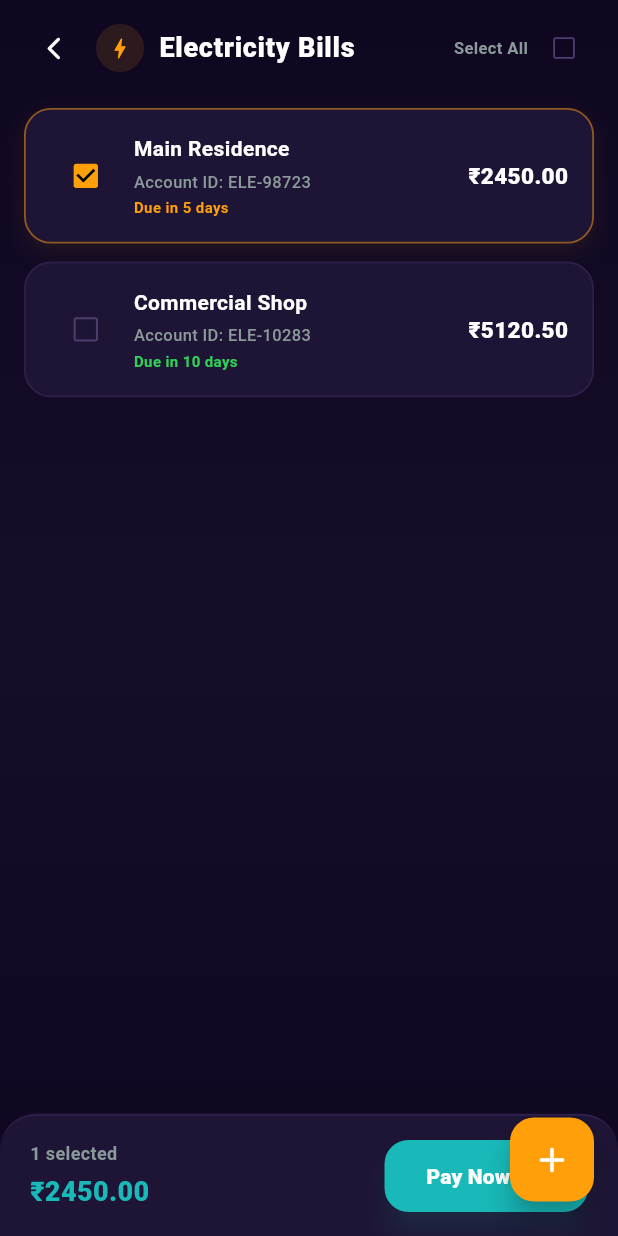
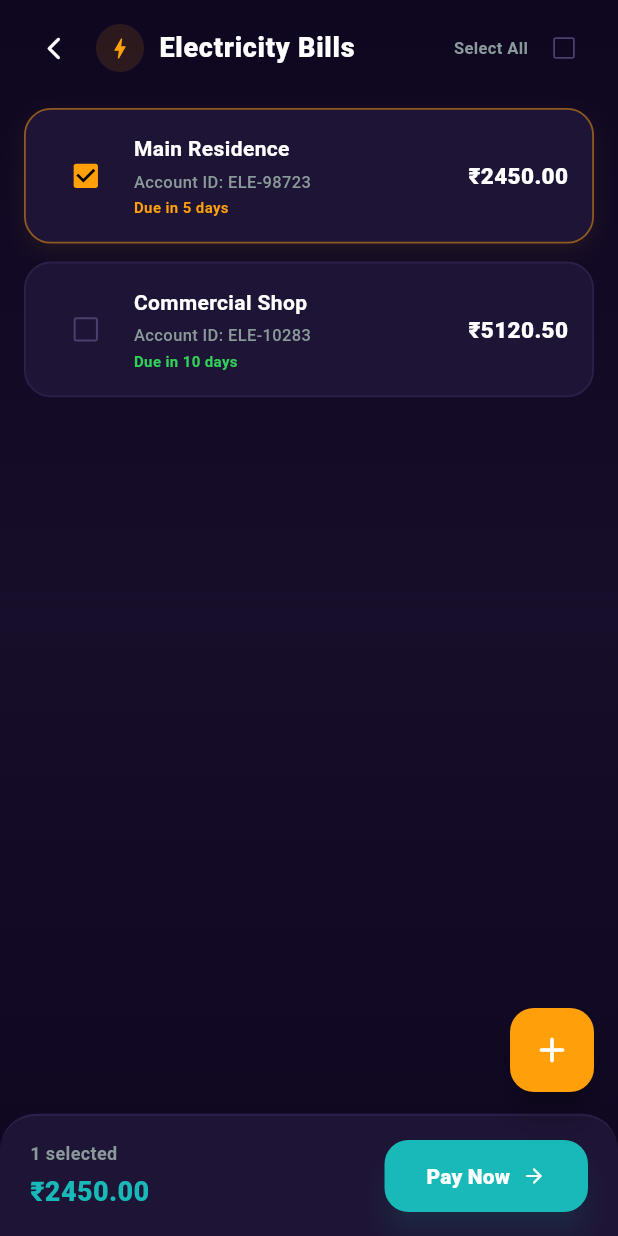
Before and after one commit to enk1141/cureone, a Flutter app: the DashboardScreen screen opened by its route, after a tap on "Electricity", on a phone screen of 412 x 824 dp. Run offline on Flutter 3.47's test engine with Material 3 defaults, Android fonts, the phone set to English and light mode, and no system bars; our stand-ins replace carousel_slider, flutter_bloc.

Commit message:
dashboard create

```diff
--- a/lib/features/dashboard/screens/dashboard.dart
+++ b/lib/features/dashboard/screens/dashboard.dart
@@ -14,13 +14,9 @@ class DashboardScreen extends StatefulWidget {
 class _DashboardScreenState extends State<DashboardScreen> {
   int _currentBannerIndex = 0;
 
-  String _getMonthName(int month) {
-  const months = [
-    "Jan", "Feb", "Mar", "Apr", "May", "Jun",
-    "Jul", "Aug", "Sep", "Oct", "Nov", "Dec"
-  ];
-  return months[month - 1];
-}
+int selectedMonth = DateTime.now().month;
+
+  get totalAmount => null;
 
   // Define service themes (icon, color, glow color)
   Map<String, dynamic> _getServiceTheme(String type) {
@@ -28,13 +24,13 @@ class _DashboardScreenState extends State<DashboardScreen> {
       case 'electricity':
         return {
           'icon': Icons.bolt_rounded,
-          'color': const Color(0xFFFF9F0A),
+          'color': const Color(0xFFFF9F0A), // Warm orange/amber
           'shadowColor': const Color(0xFFFF9F0A).withOpacity(0.25),
         };
       case 'hmwssb':
         return {
           'icon': Icons.water_drop_rounded,
-          'color': const Color(0xFF0A84FF),
+          'color': const Color(0xFF0A84FF), // Radiant blue
           'shadowColor': const Color(0xFF0A84FF).withOpacity(0.25),
         };
       case 'property_tax':
@@ -571,13 +567,10 @@ class _DashboardScreenState extends State<DashboardScreen> {
 
             return Container(
               decoration: BoxDecoration(
-                color: Colors.white.withOpacity(0.06),
-
-                // color: const Color(0xFF1E1435),
+                color: const Color(0xFF1E1435),
                 borderRadius: BorderRadius.circular(20),
                 border: Border.all(
-                  color: Colors.white.withOpacity(0.12),
-                  // color: const Color(0xFF2D1F49),
+                  color: const Color(0xFF2D1F49),
                   width: 1,
                 ),
               ),
@@ -640,103 +633,15 @@ class _DashboardScreenState extends State<DashboardScreen> {
     );
   }
 
-  Widget _buildSummaryCard(DashboardState state) {
-  final now = DateTime.now();
-
-  // ✅ STRICT filter → only current month + year
-  final monthlyBills = state.utilityBills.where((b) =>
-      b['month'] == now.month &&
-      b['year'] == now.year).toList();
-
-  // ✅ Pending (ONLY this month)
-  final pendingBills =
-      monthlyBills.where((b) => !(b['isPaid'] ?? false)).length;
-
-  // ✅ Paid (ONLY this month)
-  final paidBills =
-      monthlyBills.where((b) => (b['isPaid'] ?? false)).length;
-
-  // ✅ Amount (ONLY pending this month)
-  final totalAmount = monthlyBills
-      .where((b) => !(b['isPaid'] ?? false))
-      .fold(0.0, (sum, item) => sum + (item['amount'] as double));
-
-  return Padding(
-    padding: const EdgeInsets.symmetric(horizontal: 20),
-    child: Container(
-      padding: const EdgeInsets.all(16),
-      decoration: BoxDecoration(
-        color: Colors.white.withOpacity(0.06),
-        borderRadius: BorderRadius.circular(20),
-        border: Border.all(color: Colors.white.withOpacity(0.1)),
-      ),
-      child: Column(
-        children: [
-          Row(
-            mainAxisAlignment: MainAxisAlignment.spaceBetween,
-            children: [
-              Column(
-                crossAxisAlignment: CrossAxisAlignment.start,
-                children: [
-                  Text(
-                    "Pending (${_getMonthName(now.month)})",
-                    style: const TextStyle(color: Color(0xFF8A9A9A), fontSize: 11),
-                  ),
-                  Text("$pendingBills",
-                      style: const TextStyle(
-                          color: Color(0xFFFF9F0A),
-                          fontSize: 16,
-                          fontWeight: FontWeight.bold)),
-                ],
-              ),
-              Column(
-                crossAxisAlignment: CrossAxisAlignment.end,
-                children: [
-                  Text(
-                    "Paid (${_getMonthName(now.month)})",
-                    style: const TextStyle(color: Color(0xFF8A9A9A), fontSize: 11),
-                  ),
-                  Text("$paidBills",
-                      style: const TextStyle(
-                          color: Color(0xFF30D158),
-                          fontSize: 16,
-                          fontWeight: FontWeight.bold)),
-                ],
-              ),
-            ],
-          ),
-          const SizedBox(height: 12),
-          Container(height: 1, color: Colors.white.withOpacity(0.08)),
-          const SizedBox(height: 12),
-          Row(
-            mainAxisAlignment: MainAxisAlignment.spaceBetween,
-            children: [
-              const Text("Pending Amount",
-                  style: TextStyle(color: Color(0xFF8A9A9A), fontSize: 11)),
-              Text("₹${totalAmount.toStringAsFixed(2)}",
-                  style: const TextStyle(
-                      color: Color(0xFF19B9B9),
-                      fontSize: 16,
-                      fontWeight: FontWeight.bold)),
-            ],
-          ),
-        ],
-      ),
-    ),
-  );
-}
-
   Widget _buildPayAllAtOnceCard() {
     return Padding(
       padding: const EdgeInsets.symmetric(horizontal: 20),
       child: Container(
         decoration: BoxDecoration(
-          color: Colors.white.withOpacity(0.06),
-          // color: const Color(0xFF1E1435),
+          color: const Color(0xFF1E1435),
           borderRadius: BorderRadius.circular(24),
           border: Border.all(
-            color: Colors.white.withOpacity(0.12),
-            // color: const Color(0xFF2D1F49),
+            color: const Color(0xFF2D1F49),
             width: 1,
           ),
         ),
@@ -875,6 +780,140 @@ class _DashboardScreenState extends State<DashboardScreen> {
       ),
     );
   }
+
+  String _getMonthName(int month) {
+  const months = [
+    "January","February","March","April","May","June",
+    "July","August","September","October","November","December"
+  ];
+  return months[month - 1];
+}
+
+  Widget _buildSummaryCard(DashboardState state) {
+  final monthlyBills = state.utilityBills
+      .where((b) => b['month'] == selectedMonth)
+      .toList();
+
+  final pendingBills =
+      monthlyBills.where((b) => !(b['isPaid'] ?? false)).length;
+
+  final paidBills =
+      monthlyBills.where((b) => (b['isPaid'] ?? false)).length;
+
+  final totalAmount = monthlyBills
+      .where((b) => !(b['isPaid'] ?? false))
+      .fold(0.0, (sum, item) => sum + (item['amount'] as double));
+
+  return Padding(
+    padding: const EdgeInsets.symmetric(horizontal: 20),
+    child: Container(
+      padding: const EdgeInsets.all(16),
+      decoration: BoxDecoration(
+        color: Colors.white.withOpacity(0.06),
+        borderRadius: BorderRadius.circular(20),
+        border: Border.all(color: Colors.white.withOpacity(0.1)),
+      ),
+      child: Column(
+        children: [
+          Row(
+            mainAxisAlignment: MainAxisAlignment.spaceBetween,
+            children: [
+              const Text(
+                "Monthly Summary",
+                style: TextStyle(
+                  color: Colors.white,
+                  fontSize: 13,
+                  fontWeight: FontWeight.w700,
+                ),
+              ),
+
+              Container(
+                padding: const EdgeInsets.symmetric(horizontal: 10),
+                decoration: BoxDecoration(
+                  color: const Color(0xFF1E1435),
+                  borderRadius: BorderRadius.circular(10),
+                ),
+                child: DropdownButton<int>(
+                  value: selectedMonth,
+                  dropdownColor: const Color(0xFF1E1435),
+                  underline: const SizedBox(),
+                  icon: const Icon(Icons.keyboard_arrow_down, color: Colors.white),
+                  style: const TextStyle(color: Colors.white, fontSize: 12),
+                  items: List.generate(12, (index) {
+                    final month = index + 1;
+                    return DropdownMenuItem(
+                      value: month,
+                      child: Text(_getMonthName(month)),
+                    );
+                  }),
+                  onChanged: (value) {
+                    setState(() {
+                      selectedMonth = value!;
+                    });
+                  },
+                ),
+              ),
+            ],
+          ),
+
+          const SizedBox(height: 14),
+
+          Row(
+            mainAxisAlignment: MainAxisAlignment.spaceBetween,
+            children: [
+              Column(
+                crossAxisAlignment: CrossAxisAlignment.start,
+                children: [
+                  const Text("Pending",
+                      style: TextStyle(color: Color(0xFF8A9A9A), fontSize: 11)),
+                  Text("$pendingBills",
+                      style: const TextStyle(
+                          color: Color(0xFFFF9F0A),
+                          fontSize: 18,
+                          fontWeight: FontWeight.bold)),
+                ],
+              ),
+              Column(
+                crossAxisAlignment: CrossAxisAlignment.end,
+                children: [
+                  const Text("Paid",
+                      style: TextStyle(color: Color(0xFF8A9A9A), fontSize: 11)),
+                  Text("$paidBills",
+                      style: const TextStyle(
+                          color: Color(0xFF30D158),
+                          fontSize: 18,
+                          fontWeight: FontWeight.bold)),
+                ],
+              ),
+            ],
+          ),
+
+          const SizedBox(height: 12),
+
+          Container(
+            height: 1,
+            color: Colors.white.withOpacity(0.08),
+          ),
+
+          const SizedBox(height: 12),
+
+          Row(
+            mainAxisAlignment: MainAxisAlignment.spaceBetween,
+            children: [
+              const Text("Pending Amount",
+                  style: TextStyle(color: Color(0xFF8A9A9A), fontSize: 11)),
+              Text("₹${totalAmount.toStringAsFixed(2)}",
+                  style: const TextStyle(
+                      color: Color(0xFF19B9B9),
+                      fontSize: 16,
+                      fontWeight: FontWeight.bold)),
+            ],
+          ),
+        ],
+      ),
+    ),
+  );
+}
 }
 
 class RibbonPainter extends CustomPainter {
--- a/lib/features/dashboard/screens/utility_details_screen.dart
+++ b/lib/features/dashboard/screens/utility_details_screen.dart
@@ -216,7 +216,7 @@ class _UtilityDetailsScreenState extends State<UtilityDetailsScreen> {
 
         return Scaffold(
           floatingActionButton: Padding(
-          padding: const EdgeInsets.only(bottom: 7),
+          padding: const EdgeInsets.only(bottom: 80),
           child: FloatingActionButton(
             backgroundColor: catColor,
             elevation: 8,
```
